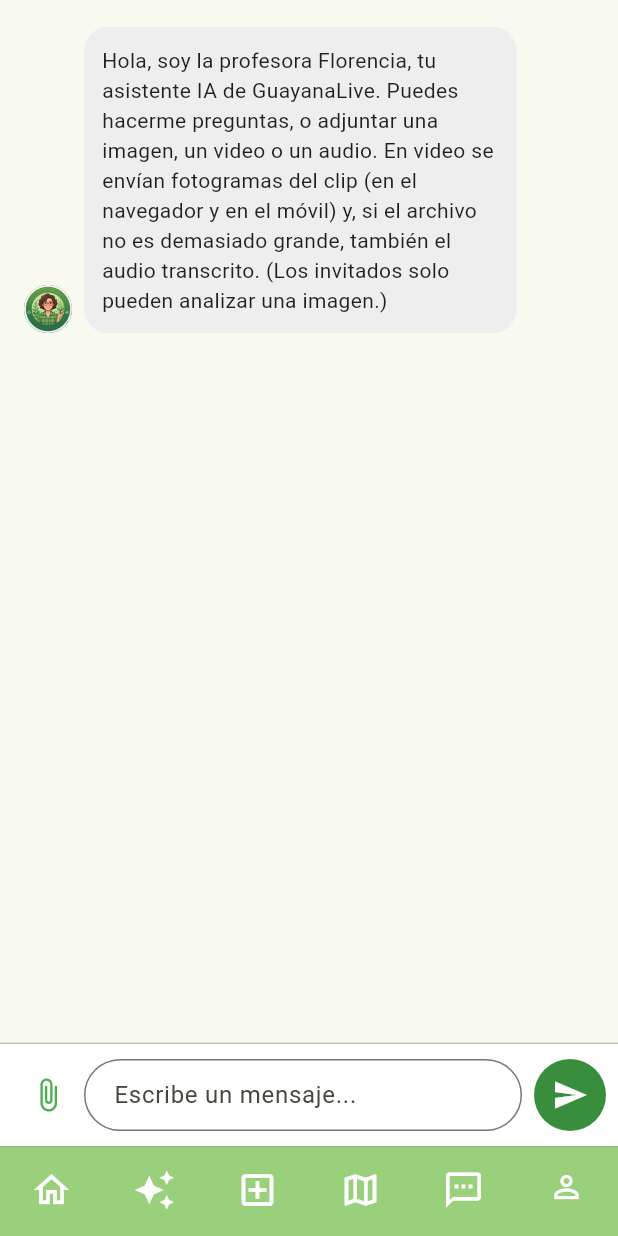
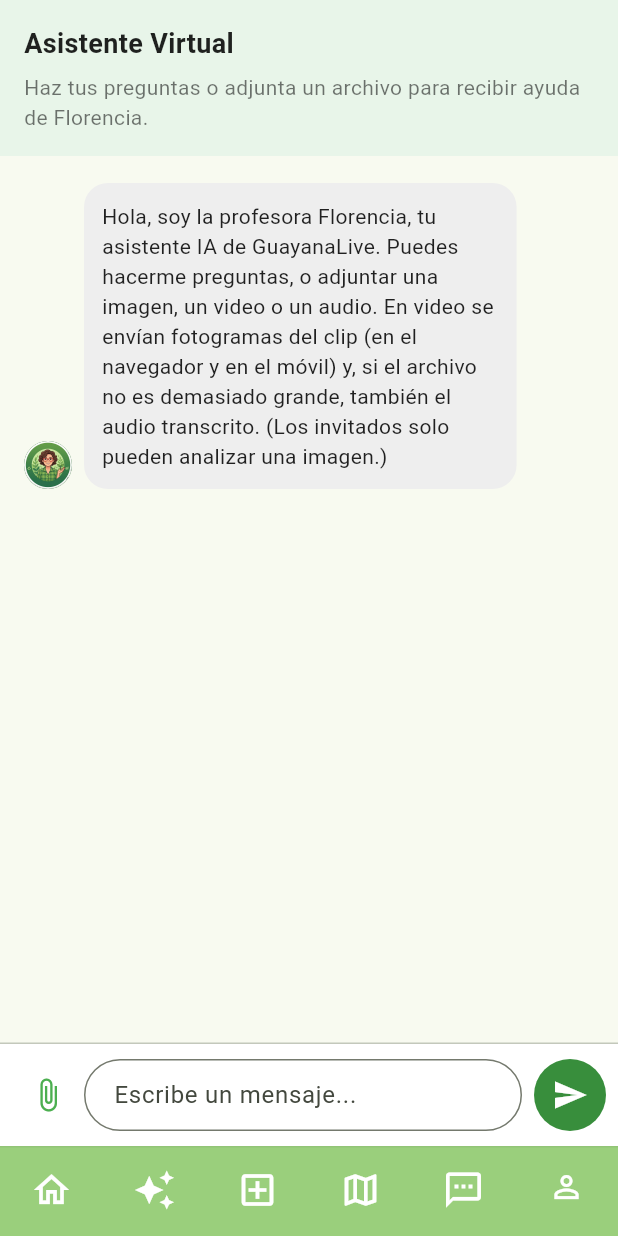
Before and after one commit to Ptroncone205/GuayanaLive, a Flutter app: the screen it shows after launch, item 2 of the bottom bar chosen, on a phone screen of 412 x 824 dp. Run offline on Flutter 3.47's test engine with Material 3 defaults, Android fonts, the phone set to English and light mode, and no system bars; our stand-ins replace camera, file_picker, flutter_dotenv, geolocator, google_maps_flutter, image_picker and 1 more; missing offline and left inert: dart:html, exif, image_gallery_saver_plus, video_thumbnail; accounts and stored records are empty.

Commit message:
Algunos arreglos visuales

```diff
--- a/app/lib/chat_screen.dart
+++ b/app/lib/chat_screen.dart
@@ -687,6 +687,32 @@ class ChatScreenState extends State<ChatScreen> {
     return Scaffold(
       body: Column(
         children: [
+          Container(
+            width: double.infinity,
+            color: Colors.green.shade50,
+            padding: const EdgeInsets.symmetric(vertical: 16.0, horizontal: 16.0),
+            child: Column(
+              crossAxisAlignment: CrossAxisAlignment.start,
+              children: const [
+                Text(
+                  'Asistente Virtual',
+                  style: TextStyle(
+                    fontSize: 18,
+                    fontWeight: FontWeight.bold,
+                    color: Colors.black87,
+                  ),
+                ),
+                SizedBox(height: 6),
+                Text(
+                  'Haz tus preguntas o adjunta un archivo para recibir ayuda de Florencia.',
+                  style: TextStyle(
+                    fontSize: 14,
+                    color: Colors.black54,
+                  ),
+                ),
+              ],
+            ),
+          ),
           Expanded(
             child: ListView.builder(
               controller: _scrollController,
```
Also changed, not shown: app/lib/profile_screen.dart (+13 -3 lines).
